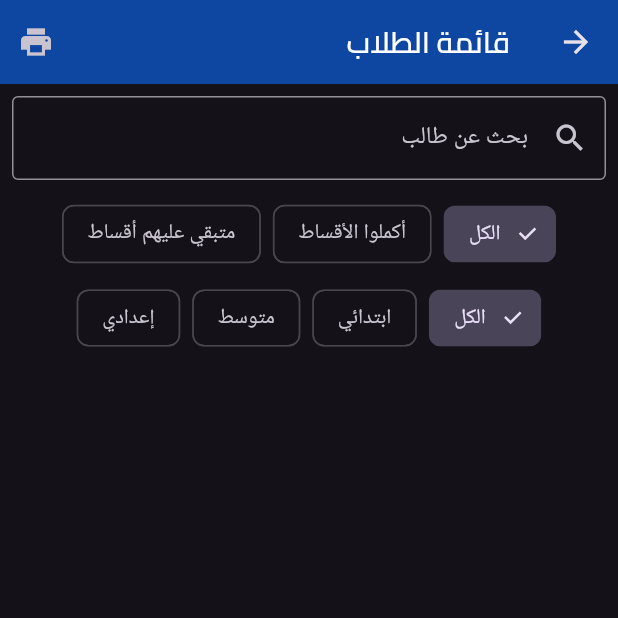
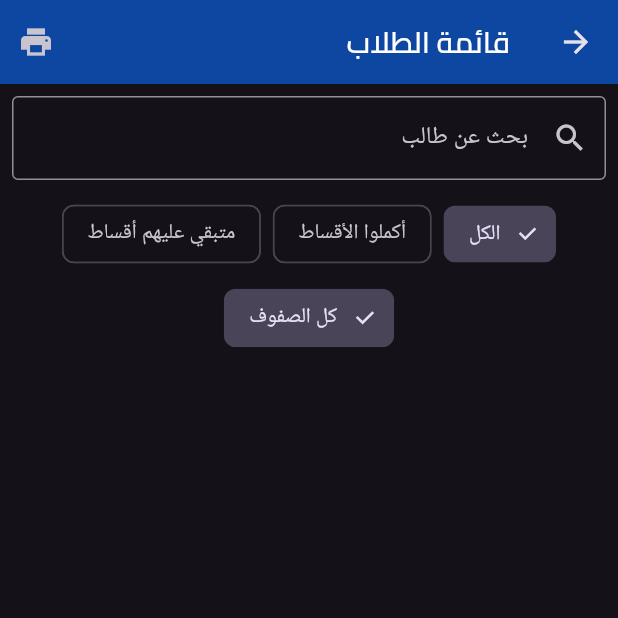
Before and after one commit to aalitariq44/Public-School-Accounts, a Flutter app: the StudentListPage screen opened directly with empty values, on a phone screen of 412 x 824 dp, the top half of it. Run offline on Flutter 3.47's test engine with Material 3 defaults, Android fonts, the phone set to English and light mode, and no system bars; our stand-ins replace file_picker, pdf, printing, shared_preferences, sqflite, sqflite_common_ffi and 1 more; accounts and stored records are empty.

Commit message:
جعل صفحة الطباعة تشبه صفحة الطلاب في الفلترة

```diff
--- a/lib/customize/display.dart
+++ b/lib/customize/display.dart
@@ -25,7 +25,6 @@ class _StudentListPageState extends State<StudentListPage> {
   List<Map> displayedStudents = [];
   TextEditingController searchController = TextEditingController();
   String currentFilter = 'all'; // 'all', 'paid', 'unpaid'
-  String levelFilter = 'all';
   String? stageFilter;
   String? sectionFilter;
   String? streamFilter;
@@ -126,8 +125,6 @@ class _StudentListPageState extends State<StudentListPage> {
           break;
       }
 
-      bool matchesLevel =
-          (levelFilter == 'all' || student['level'] == levelFilter);
       bool matchesStage =
           (stageFilter == null || student['stage'] == stageFilter);
       bool matchesSection =
@@ -136,7 +133,6 @@ class _StudentListPageState extends State<StudentListPage> {
           (streamFilter == null || student['stream'] == streamFilter);
 
       return matchesPaymentFilter &&
-          matchesLevel &&
           matchesStage &&
           matchesSection &&
           matchesStream;
@@ -570,8 +566,6 @@ class _StudentListPageState extends State<StudentListPage> {
           break;
       }
 
-      bool matchesLevel =
-          (levelFilter == 'all' || student['level'] == levelFilter);
       bool matchesStage =
           (stageFilter == null || student['stage'] == stageFilter);
       bool matchesSection =
@@ -581,7 +575,6 @@ class _StudentListPageState extends State<StudentListPage> {
 
       return matchesSearch &&
           matchesPaymentFilter &&
-          matchesLevel &&
           matchesStage &&
           matchesSection &&
           matchesStream;
@@ -596,6 +589,63 @@ class _StudentListPageState extends State<StudentListPage> {
     return (text.length <= maxLength)
         ? text
         : '${text.substring(0, maxLength)}...';
+  }
+
+  String? getLevelForStage(String? stage) {
+    if (stage == null) return null;
+    for (var entry in stages.entries) {
+      if (entry.value.contains(stage)) {
+        return entry.key;
+      }
+    }
+    return null;
+  }
+
+  List<String> getAvailableStages() {
+    if (allStudents.isEmpty) return [];
+    final available =
+        allStudents.map((s) => s['stage'].toString()).toSet().toList();
+    final allStagesOrdered = stages.values.expand((s) => s).toList();
+    available.sort(
+        (a, b) => allStagesOrdered.indexOf(a).compareTo(allStagesOrdered.indexOf(b)));
+    return available;
+  }
+
+  List<String> getAvailableStreams(String? stage) {
+    final level = getLevelForStage(stage);
+    if (allStudents.isEmpty || level != 'إعدادي' || stage == null) return [];
+    final available = allStudents
+        .where((s) => s['level'] == level && s['stage'] == stage)
+        .map((s) => s['stream'].toString())
+        .where((s) => s != 'null')
+        .toSet()
+        .toList();
+    final streamOrder = streams;
+    available.sort(
+        (a, b) => streamOrder.indexOf(a).compareTo(streamOrder.indexOf(b)));
+    return available;
+  }
+
+  List<String> getAvailableSections(String? stage, String? stream) {
+    final level = getLevelForStage(stage);
+    if (allStudents.isEmpty ||
+        stage == null ||
+        (level == 'إعدادي' && stream == null)) {
+      return [];
+    }
+    final available = allStudents.where((student) {
+      final studentLevel = getLevelForStage(student['stage']);
+      bool matchesStage = student['stage'] == stage;
+      bool matchesStream =
+          studentLevel != 'إعدادي' || student['stream'] == stream;
+      return matchesStage && matchesStream;
+    })
+        .map((s) => s['section'].toString())
+        .where((s) => s != 'null')
+        .toSet()
+        .toList();
+    available.sort();
+    return available;
   }
 
   @override
@@ -685,11 +735,10 @@ class _StudentListPageState extends State<StudentListPage> {
                     Padding(
                       padding: const EdgeInsets.all(4.0),
                       child: FilterChip(
-                        label: Text('الكل'),
-                        selected: levelFilter == 'all',
+                        label: Text('كل الصفوف'),
+                        selected: stageFilter == null,
                         onSelected: (selected) {
                           setState(() {
-                            levelFilter = 'all';
                             stageFilter = null;
                             streamFilter = null;
                             sectionFilter = null;
@@ -698,34 +747,7 @@ class _StudentListPageState extends State<StudentListPage> {
                         },
                       ),
                     ),
-                    ...stages.keys.map((level) => Padding(
-                          padding: const EdgeInsets.all(4.0),
-                          child: FilterChip(
-                            label: Text(level),
-                            selected: levelFilter == level,
-                            onSelected: (selected) {
-                              setState(() {
-                                levelFilter = level;
-                                stageFilter = null;
-                                streamFilter = null;
-                                sectionFilter = null;
-                                applyFilter();
-                              });
-                            },
-                          ),
-                        )),
-                  ],
-                ),
-              ),
-            ),
-            if (levelFilter != 'all')
-              Padding(
-                padding: const EdgeInsets.symmetric(horizontal: 8.0),
-                child: SingleChildScrollView(
-                  scrollDirection: Axis.horizontal,
-                  child: Row(
-                    children: stages[levelFilter]!
-                        .map((stage) => Padding(
+                    ...getAvailableStages().map((stage) => Padding(
                           padding: const EdgeInsets.all(4.0),
                           child: FilterChip(
                             label: Text(stage),
@@ -739,12 +761,12 @@ class _StudentListPageState extends State<StudentListPage> {
                               });
                             },
                           ),
-                            ))
-                        .toList(),
+                        )),
+                  ],
                 ),
               ),
             ),
-            if (levelFilter == 'إعدادي' && stageFilter != null)
+            if (getLevelForStage(stageFilter) == 'إعدادي' && stageFilter != null)
               Padding(
                 padding: const EdgeInsets.symmetric(horizontal: 8.0),
                 child: SingleChildScrollView(
@@ -765,7 +787,7 @@ class _StudentListPageState extends State<StudentListPage> {
                           },
                         ),
                       ),
-                      ...streams.map((stream) => Padding(
+                      ...getAvailableStreams(stageFilter).map((stream) => Padding(
                             padding: const EdgeInsets.all(4.0),
                             child: FilterChip(
                               label: Text(stream),
@@ -784,13 +806,15 @@ class _StudentListPageState extends State<StudentListPage> {
                 ),
               ),
             if (stageFilter != null &&
-                (levelFilter != 'إعدادي' || streamFilter != null))
+                (getLevelForStage(stageFilter) != 'إعدادي' ||
+                    streamFilter != null))
               Padding(
                 padding: const EdgeInsets.symmetric(horizontal: 8.0),
                 child: SingleChildScrollView(
                   scrollDirection: Axis.horizontal,
                   child: Row(
-                    children: ['أ', 'ب', 'ج', 'د']
+                    children:
+                        getAvailableSections(stageFilter, streamFilter)
                             .map((section) => Padding(
                                   padding: const EdgeInsets.all(4.0),
                                   child: FilterChip(
@@ -798,7 +822,8 @@ class _StudentListPageState extends State<StudentListPage> {
                                     selected: sectionFilter == section,
                                     onSelected: (selected) {
                                       setState(() {
-                                    sectionFilter = selected ? section : null;
+                                        sectionFilter =
+                                            selected ? section : null;
                                         applyFilter();
                                       });
                                     },
```
Lines whose indentation alone changed are shown as unchanged.
